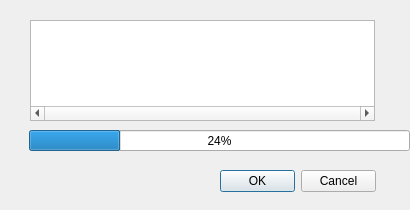
Old version of the form src/gui_vm/view/qt_designed/progress.ui in the repository ChrFr/gui_vm.
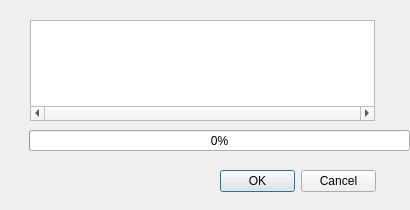
New version of the form.

```diff
--- a/src/gui_vm/view/qt_designed/progress.ui
+++ b/src/gui_vm/view/qt_designed/progress.ui
@@ -38,7 +38,7 @@
     </rect>
    </property>
    <property name="value">
-    <number>24</number>
+    <number>0</number>
    </property>
   </widget>
   <widget class="QDialogButtonBox" name="buttonBox">
```
